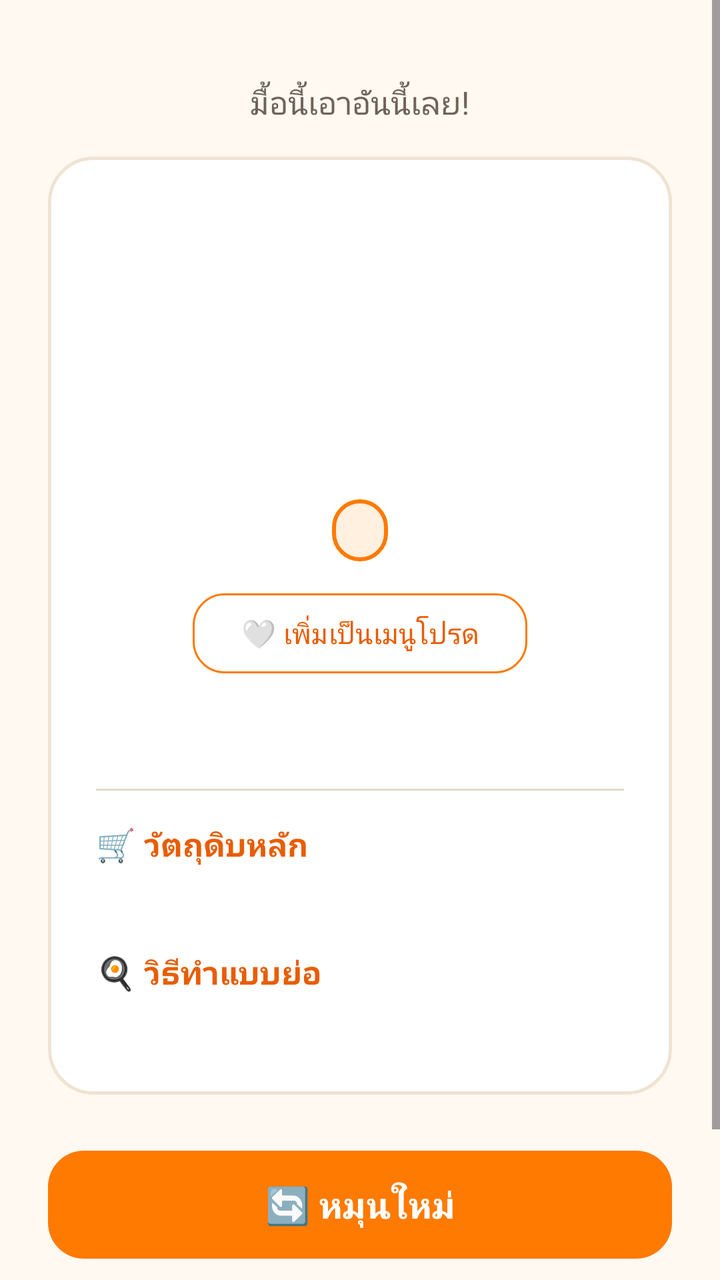
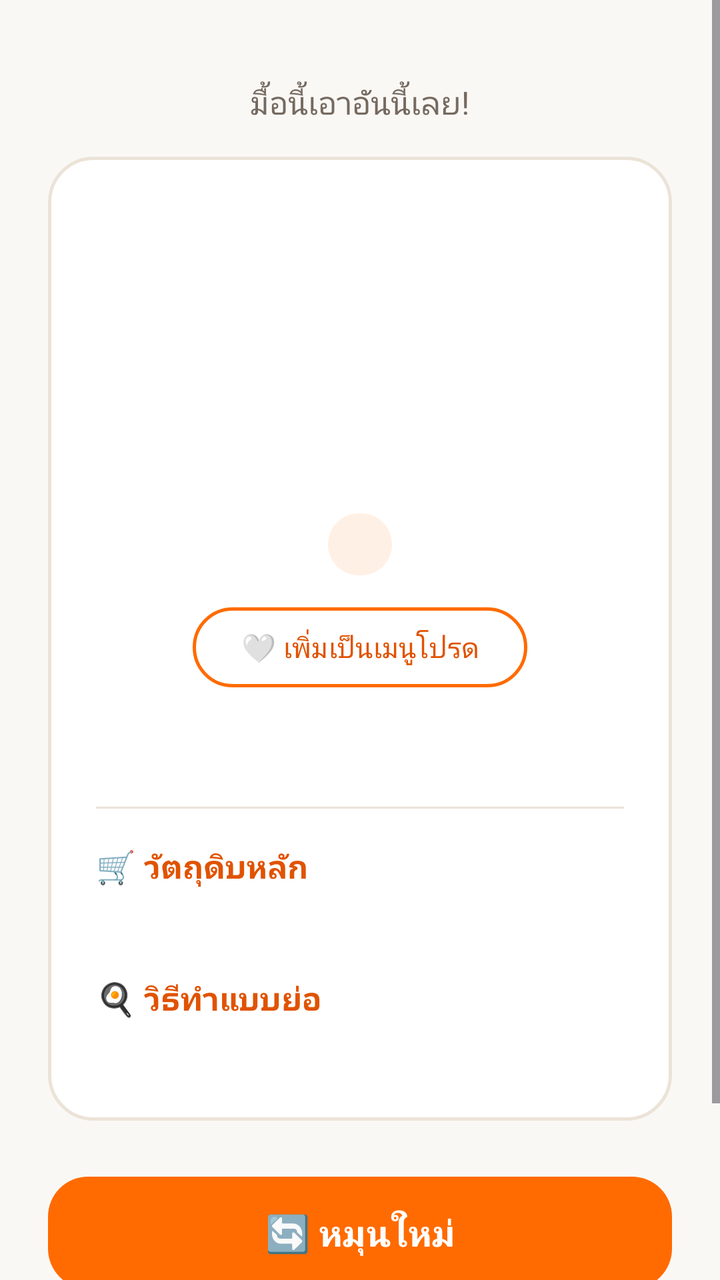

Two renders of the same Android screen: before a commit and after it. Below are the layout's source before the change and the commit's diff.
<!-- AndroidManifest.xml: application theme Theme.GinRaiDee -->
<!-- res/layout/activity_result.xml -->
<?xml version="1.0" encoding="utf-8"?>
<ScrollView xmlns:android="http://schemas.android.com/apk/res/android"
    xmlns:app="http://schemas.android.com/apk/res-auto"
    android:layout_width="match_parent"
    android:layout_height="match_parent"
    android:background="@color/cream"
    android:fillViewport="true">

    <LinearLayout
        android:layout_width="match_parent"
        android:layout_height="wrap_content"
        android:gravity="center_horizontal"
        android:orientation="vertical"
        android:padding="24dp">

        <TextView
            android:layout_width="wrap_content"
            android:layout_height="wrap_content"
            android:layout_marginTop="16dp"
            android:text="@string/result_title"
            android:textColor="@color/text_secondary"
            android:textSize="16sp" />

        <LinearLayout
            android:layout_width="match_parent"
            android:layout_height="wrap_content"
            android:layout_marginTop="16dp"
            android:background="@drawable/bg_card"
            android:gravity="center_horizontal"
            android:orientation="vertical"
            android:padding="24dp">

            <TextView
                android:id="@+id/tvEmoji"
                android:layout_width="wrap_content"
                android:layout_height="wrap_content"
                android:textSize="72sp" />

            <TextView
                android:id="@+id/tvFoodName"
                android:layout_width="wrap_content"
                android:layout_height="wrap_content"
                android:layout_marginTop="8dp"
                android:gravity="center"
                android:textColor="@color/text_primary"
                android:textSize="28sp"
                android:textStyle="bold" />

            <TextView
                android:id="@+id/tvTag"
                android:layout_width="wrap_content"
                android:layout_height="wrap_content"
                android:layout_marginTop="6dp"
                android:background="@drawable/bg_spinner"
                android:paddingStart="14dp"
                android:paddingTop="6dp"
                android:paddingEnd="14dp"
                android:paddingBottom="6dp"
                android:textColor="@color/orange_dark"
                android:textSize="14sp" />

            <com.google.android.material.button.MaterialButton
                android:id="@+id/btnFavorite"
                style="@style/Widget.Material3.Button.OutlinedButton"
                android:layout_width="wrap_content"
                android:layout_height="wrap_content"
                android:layout_marginTop="12dp"
                android:text="@string/favorite_add"
                android:textColor="@color/orange_dark"
                android:textSize="14sp"
                app:cornerRadius="16dp"
                app:strokeColor="@color/orange_primary" />

            
            <TextView
                android:id="@+id/tvInfo"
                android:layout_width="match_parent"
                android:layout_height="wrap_content"
                android:layout_marginTop="16dp"
                android:gravity="center"
                android:lineSpacingExtra="6dp"
                android:textColor="@color/text_primary"
                android:textSize="16sp" />

            <View
                android:layout_width="match_parent"
                android:layout_height="1dp"
                android:layout_marginTop="16dp"
                android:background="#E5D9CC" />

            
            <TextView
                android:layout_width="match_parent"
                android:layout_height="wrap_content"
                android:layout_marginTop="16dp"
                android:text="@string/ingredients_title"
                android:textColor="@color/orange_dark"
                android:textSize="16sp"
                android:textStyle="bold" />

            <TextView
                android:id="@+id/tvIngredients"
                android:layout_width="match_parent"
                android:layout_height="wrap_content"
                android:layout_marginTop="6dp"
                android:lineSpacingExtra="4dp"
                android:textColor="@color/text_primary"
                android:textSize="15sp" />

            
            <TextView
                android:layout_width="match_parent"
                android:layout_height="wrap_content"
                android:layout_marginTop="16dp"
                android:text="@string/recipe_title"
                android:textColor="@color/orange_dark"
                android:textSize="16sp"
                android:textStyle="bold" />

            <TextView
                android:id="@+id/tvRecipe"
                android:layout_width="match_parent"
                android:layout_height="wrap_content"
                android:layout_marginTop="6dp"
                android:lineSpacingExtra="4dp"
                android:textColor="@color/text_primary"
                android:textSize="15sp" />

        </LinearLayout>

        <com.google.android.material.button.MaterialButton
            android:id="@+id/btnSpinAgain"
            android:layout_width="match_parent"
            android:layout_height="62dp"
            android:layout_marginTop="24dp"
            android:text="@string/result_spin_again"
            android:textSize="18sp"
            android:textStyle="bold"
            app:backgroundTint="@color/orange_primary"
            app:cornerRadius="18dp" />

        <com.google.android.material.button.MaterialButton
            android:id="@+id/btnHome"
            style="@style/Widget.Material3.Button.OutlinedButton"
            android:layout_width="match_parent"
            android:layout_height="56dp"
            android:layout_marginTop="12dp"
            android:text="@string/result_home"
            android:textColor="@color/orange_dark"
            android:textSize="16sp"
            app:cornerRadius="18dp"
            app:strokeColor="@color/orange_primary" />

    </LinearLayout>
</ScrollView>
<!-- resources referenced by this layout -->
<resources>
  <color name="cream">#FFF9F2</color>
  <color name="orange_dark">#E85D04</color>
  <color name="orange_primary">#FF7A00</color>
  <color name="text_primary">#1F1A14</color>
  <color name="text_secondary">#6E6259</color>
  <!-- drawable bg_card (drawable) -->
  <?xml version="1.0" encoding="utf-8"?>
  <shape xmlns:android="http://schemas.android.com/apk/res/android"
      android:shape="rectangle">
      <solid android:color="@color/white" />
      <corners android:radius="22dp" />
      <stroke
          android:width="1.5dp"
          android:color="@color/border_color" />
  </shape>
  <!-- drawable bg_spinner (drawable) -->
  <?xml version="1.0" encoding="utf-8"?>
  <shape xmlns:android="http://schemas.android.com/apk/res/android"
      android:shape="rectangle">
      <solid android:color="@color/orange_light" />
      <corners android:radius="24dp" />
      <stroke
          android:width="2dp"
          android:color="@color/orange_primary" />
  </shape>
  <string name="favorite_add">🤍  เพิ่มเป็นเมนูโปรด</string>
  <string name="ingredients_title">🛒  วัตถุดิบหลัก</string>
  <string name="recipe_title">🍳  วิธีทำแบบย่อ</string>
  <string name="result_home">🏠  กลับหน้าแรก</string>
  <string name="result_spin_again">🔄  หมุนใหม่</string>
  <string name="result_title">มื้อนี้เอาอันนี้เลย!</string>
  <style name="Theme.GinRaiDee" parent="Theme.Material3.DayNight.NoActionBar">
          <item name="colorPrimary">@color/orange_primary</item>
          <item name="colorPrimaryDark">@color/orange_dark</item>
          <item name="colorAccent">@color/orange_primary</item>
          <item name="android:windowBackground">@color/cream</item>
          <item name="android:statusBarColor">@color/orange_primary</item>
      </style>
  <color name="white">#FFFFFF</color>
  <color name="border_color">#F0E3D3</color>
  <color name="orange_light">#FFF0E0</color>
</resources>

<!-- the commit's change to res/layout/activity_result.xml (unified diff, before → after) -->
@@ -21,6 +21,7 @@
             android:textColor="@color/text_secondary"
             android:textSize="16sp" />
 
+        
         <LinearLayout
             android:layout_width="match_parent"
             android:layout_height="wrap_content"
@@ -34,7 +35,7 @@
                 android:id="@+id/tvEmoji"
                 android:layout_width="wrap_content"
                 android:layout_height="wrap_content"
-                android:textSize="72sp" />
+                android:textSize="76sp" />
 
             <TextView
                 android:id="@+id/tvFoodName"
@@ -50,14 +51,15 @@
                 android:id="@+id/tvTag"
                 android:layout_width="wrap_content"
                 android:layout_height="wrap_content"
-                android:layout_marginTop="6dp"
-                android:background="@drawable/bg_spinner"
-                android:paddingStart="14dp"
+                android:layout_marginTop="8dp"
+                android:background="@drawable/bg_tag_pill"
+                android:paddingStart="16dp"
                 android:paddingTop="6dp"
-                android:paddingEnd="14dp"
+                android:paddingEnd="16dp"
                 android:paddingBottom="6dp"
                 android:textColor="@color/orange_dark"
-                android:textSize="14sp" />
+                android:textSize="14sp"
+                android:textStyle="bold" />
 
             <com.google.android.material.button.MaterialButton
                 android:id="@+id/btnFavorite"
@@ -68,8 +70,9 @@
                 android:text="@string/favorite_add"
                 android:textColor="@color/orange_dark"
                 android:textSize="14sp"
-                app:cornerRadius="16dp"
-                app:strokeColor="@color/orange_primary" />
+                app:cornerRadius="20dp"
+                app:strokeColor="@color/orange_primary"
+                app:strokeWidth="1.5dp" />
 
             
             <TextView
@@ -85,14 +88,14 @@
             <View
                 android:layout_width="match_parent"
                 android:layout_height="1dp"
-                android:layout_marginTop="16dp"
-                android:background="#E5D9CC" />
+                android:layout_marginTop="18dp"
+                android:background="@color/border_color" />
 
             
             <TextView
                 android:layout_width="match_parent"
                 android:layout_height="wrap_content"
-                android:layout_marginTop="16dp"
+                android:layout_marginTop="18dp"
                 android:text="@string/ingredients_title"
                 android:textColor="@color/orange_dark"
                 android:textSize="16sp"
@@ -103,7 +106,7 @@
                 android:layout_width="match_parent"
                 android:layout_height="wrap_content"
                 android:layout_marginTop="6dp"
-                android:lineSpacingExtra="4dp"
+                android:lineSpacingExtra="5dp"
                 android:textColor="@color/text_primary"
                 android:textSize="15sp" />
 
@@ -111,7 +114,7 @@
             <TextView
                 android:layout_width="match_parent"
                 android:layout_height="wrap_content"
-                android:layout_marginTop="16dp"
+                android:layout_marginTop="18dp"
                 android:text="@string/recipe_title"
                 android:textColor="@color/orange_dark"
                 android:textSize="16sp"
@@ -122,7 +125,7 @@
                 android:layout_width="match_parent"
                 android:layout_height="wrap_content"
                 android:layout_marginTop="6dp"
-                android:lineSpacingExtra="4dp"
+                android:lineSpacingExtra="5dp"
                 android:textColor="@color/text_primary"
                 android:textSize="15sp" />
 
@@ -131,25 +134,26 @@
         <com.google.android.material.button.MaterialButton
             android:id="@+id/btnSpinAgain"
             android:layout_width="match_parent"
-            android:layout_height="62dp"
+            android:layout_height="64dp"
             android:layout_marginTop="24dp"
             android:text="@string/result_spin_again"
             android:textSize="18sp"
             android:textStyle="bold"
             app:backgroundTint="@color/orange_primary"
-            app:cornerRadius="18dp" />
+            app:cornerRadius="20dp" />
 
         <com.google.android.material.button.MaterialButton
             android:id="@+id/btnHome"
             style="@style/Widget.Material3.Button.OutlinedButton"
             android:layout_width="match_parent"
-            android:layout_height="56dp"
+            android:layout_height="58dp"
             android:layout_marginTop="12dp"
             android:text="@string/result_home"
             android:textColor="@color/orange_dark"
             android:textSize="16sp"
-            app:cornerRadius="18dp"
-            app:strokeColor="@color/orange_primary" />
+            app:cornerRadius="20dp"
+            app:strokeColor="@color/orange_primary"
+            app:strokeWidth="1.5dp" />
 
     </LinearLayout>
 </ScrollView>
<!-- resource entries referenced after the edit -->
@@ -1,10 +1,10 @@
 <!-- resources referenced by this layout -->
 <resources>
-  <color name="cream">#FFF9F2</color>
-  <color name="orange_dark">#E85D04</color>
-  <color name="orange_primary">#FF7A00</color>
-  <color name="text_primary">#1F1A14</color>
-  <color name="text_secondary">#6E6259</color>
+  <color name="cream">#FAF8F5</color>
+  <color name="orange_dark">#E05300</color>
+  <color name="orange_primary">#FF6B00</color>
+  <color name="text_primary">#1A1918</color>
+  <color name="text_secondary">#756A60</color>
   <!-- drawable bg_card (drawable) -->
   <?xml version="1.0" encoding="utf-8"?>
   <shape xmlns:android="http://schemas.android.com/apk/res/android"
@@ -15,15 +15,12 @@
           android:width="1.5dp"
           android:color="@color/border_color" />
   </shape>
-  <!-- drawable bg_spinner (drawable) -->
+  <!-- drawable bg_tag_pill (drawable) -->
   <?xml version="1.0" encoding="utf-8"?>
   <shape xmlns:android="http://schemas.android.com/apk/res/android"
       android:shape="rectangle">
       <solid android:color="@color/orange_light" />
-      <corners android:radius="24dp" />
-      <stroke
-          android:width="2dp"
-          android:color="@color/orange_primary" />
+      <corners android:radius="16dp" />
   </shape>
   <string name="favorite_add">🤍  เพิ่มเป็นเมนูโปรด</string>
   <string name="ingredients_title">🛒  วัตถุดิบหลัก</string>
@@ -39,7 +36,7 @@
           <item name="android:statusBarColor">@color/orange_primary</item>
       </style>
   <color name="white">#FFFFFF</color>
-  <color name="border_color">#F0E3D3</color>
-  <color name="orange_light">#FFF0E0</color>
+  <color name="border_color">#ECE3D8</color>
+  <color name="orange_light">#FFF0E5</color>
 </resources>
 
